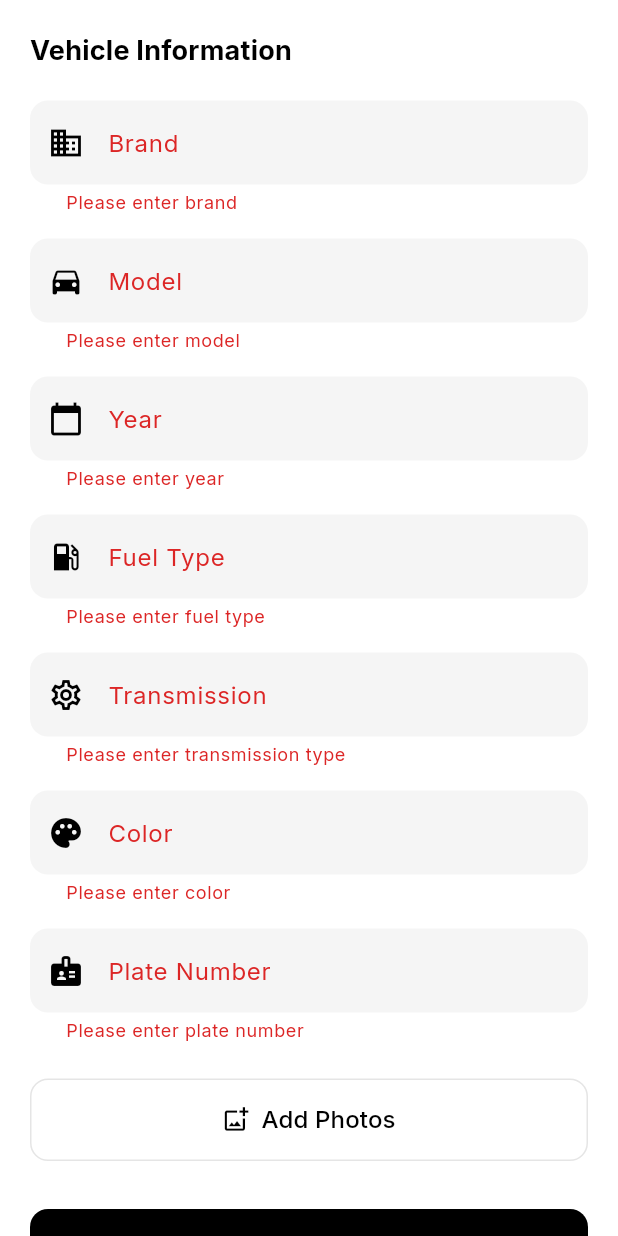
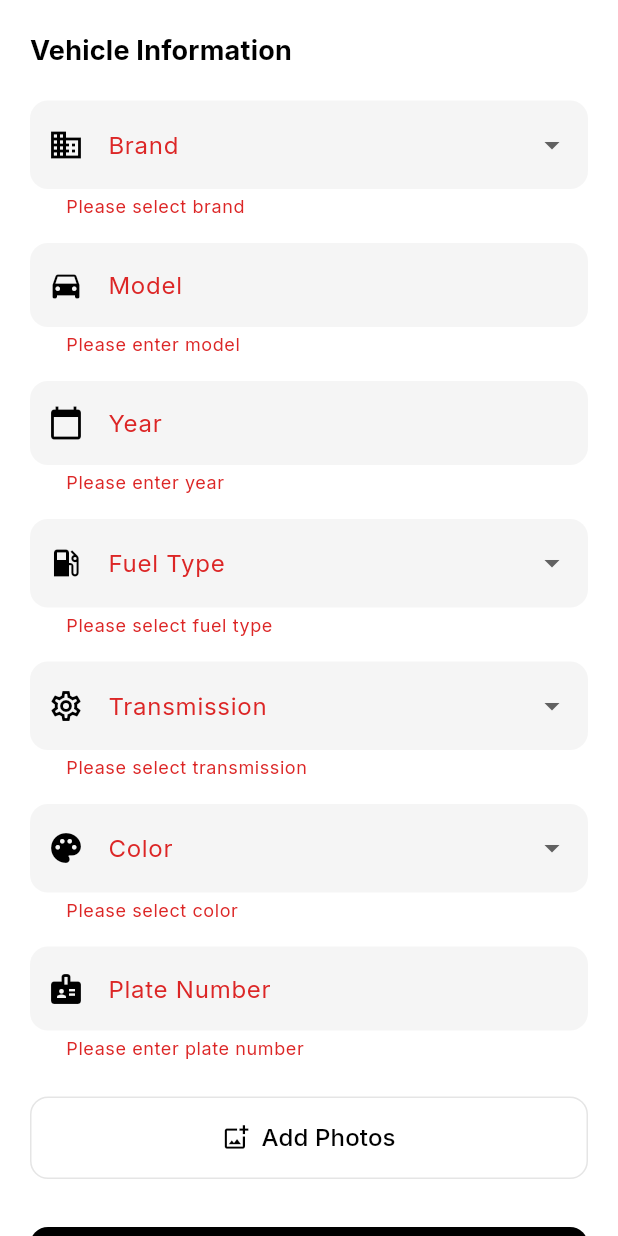
Before and after one commit to Zidan15/Rental_Car_Service_Provider_App, a Flutter app: the AddVehicleScreen widget shown alone on an empty page, opened directly, after a tap on "Submit", on a phone screen of 412 x 824 dp. Run offline on Flutter 3.47's test engine with Material 3 defaults, Android fonts, the phone set to English and light mode, and no system bars; our stand-ins replace fl_chart, google_fonts, supabase_flutter; accounts and stored records are empty.

Commit message:
Implement real-time alerts dashboard and add dropdowns for vehicle entry

```diff
--- a/lib/screens/add_vehicle_screen.dart
+++ b/lib/screens/add_vehicle_screen.dart
@@ -26,14 +26,9 @@ class _AddVehicleScreenState extends State<AddVehicleScreen> {
 
   @override
   void dispose() {
-    _brandController.dispose();
     _modelController.dispose();
     _yearController.dispose();
-    _fuelTypeController.dispose();
-    _transmissionController.dispose();
-    _colorController.dispose();
     _plateController.dispose();
-
     super.dispose();
   }
 
@@ -44,27 +39,23 @@ class _AddVehicleScreenState extends State<AddVehicleScreen> {
       });
 
       try {
-        // Create a new Vehicle object
-        // Note: We generate a temporary ID here, but Supabase might handle it if we omitted it.
-        // However, the Vehicle model requires an ID.
-        // Ideally, we should let the DB generate it, but for now we'll generate a UUID.
         final newVehicle = Vehicle(
           id: const Uuid().v4(),
-          brand: _brandController.text.trim(),
+          brand: _brandController.text.trim(), // Still using controller text but setting it from dropdown
           model: _modelController.text.trim(),
           year: int.parse(_yearController.text.trim()),
           fuelType: _fuelTypeController.text.trim(),
           transmission: _transmissionController.text.trim(),
           color: _colorController.text.trim(),
           plateNumber: _plateController.text.trim(),
-          status: VehicleStatus.healthy, // Default status
+          status: VehicleStatus.healthy,
           lastReading: DateTime.now(),
           alcoholLevel: 0.0,
           engineTemp: 0.0,
           speed: 0.0,
           latitude: 0.0,
           longitude: 0.0,
-          imageUrl: null, // Placeholder for now
+          imageUrl: null,
         );
 
         await _vehicleService.addVehicle(newVehicle);
@@ -89,18 +80,19 @@ class _AddVehicleScreenState extends State<AddVehicleScreen> {
         _colorController.clear();
         _plateController.clear();
 
+        // Reset dropdown values (controllers must be cleared manually if used, but for dropdowns we might need state vars if we weren't using controllers.
+        // Wait, I will keep controllers and update their text on change, so clear() works fine!)
+
       } on PostgrestException catch (e) {
         if (!mounted) return;
         String errorMessage = 'Error adding vehicle: ${e.message}';
-
         if (e.code == '23505') {
           errorMessage = 'A vehicle with this license plate already exists.';
         }
-
         ScaffoldMessenger.of(context).showSnackBar(
           SnackBar(
-            content: Text(errorMessage),
-            backgroundColor: Theme.of(context).colorScheme.error,
+             content: Text(errorMessage),
+             backgroundColor: Theme.of(context).colorScheme.error,
           ),
         );
       } catch (e) {
@@ -122,9 +114,14 @@ class _AddVehicleScreenState extends State<AddVehicleScreen> {
   }
 
   @override
-  // 💥 NO Scaffold here. Returns only the content.
   Widget build(BuildContext context) {
     final theme = Theme.of(context);
+
+    // Dropdown Lists
+    final brands = ['Toyota', 'Honda', 'Suzuki', 'Hyundai', 'Tata', 'Mahindra', 'Kia', 'BMW', 'Mercedes', 'Audi', 'Other'];
+    final fuelTypes = ['Petrol', 'Diesel', 'Electric', 'Hybrid', 'CNG'];
+    final transmissions = ['Automatic', 'Manual'];
+    final colors = ['White', 'Black', 'Silver', 'Grey', 'Red', 'Blue', 'Green', 'Yellow', 'Other'];
 
     return Form(
       key: _formKey,
@@ -138,21 +135,26 @@ class _AddVehicleScreenState extends State<AddVehicleScreen> {
             ),
           ),
           const SizedBox(height: 20),
-          TextFormField(
-            controller: _brandController,
+
+          // BRAND DROPDOWN
+          DropdownButtonFormField<String>(
             decoration: const InputDecoration(
               labelText: 'Brand',
-              hintText: 'e.g., Toyota',
               prefixIcon: Icon(Icons.business),
             ),
-            validator: (value) {
-              if (value == null || value.isEmpty) {
-                return 'Please enter brand';
-              }
-              return null;
+            items: brands.map((String value) {
+              return DropdownMenuItem<String>(
+                value: value,
+                child: Text(value),
+              );
+            }).toList(),
+            onChanged: (val) {
+              _brandController.text = val ?? '';
             },
+            validator: (value) => _brandController.text.isEmpty ? 'Please select brand' : null,
           ),
           const SizedBox(height: 16),
+
           TextFormField(
             controller: _modelController,
             decoration: const InputDecoration(
@@ -160,14 +162,10 @@ class _AddVehicleScreenState extends State<AddVehicleScreen> {
               hintText: 'e.g., Corolla',
               prefixIcon: Icon(Icons.directions_car),
             ),
-            validator: (value) {
-              if (value == null || value.isEmpty) {
-                return 'Please enter model';
-              }
-              return null;
-            },
+            validator: (value) => value?.isEmpty ?? true ? 'Please enter model' : null,
           ),
           const SizedBox(height: 16),
+
           TextFormField(
             controller: _yearController,
             decoration: const InputDecoration(
@@ -177,9 +175,7 @@ class _AddVehicleScreenState extends State<AddVehicleScreen> {
             ),
             keyboardType: TextInputType.number,
             validator: (value) {
-              if (value == null || value.isEmpty) {
-                return 'Please enter year';
-              }
+              if (value == null || value.isEmpty) return 'Please enter year';
               final year = int.tryParse(value);
               if (year == null || year < 1900 || year > DateTime.now().year + 1) {
                 return 'Please enter a valid year';
@@ -188,54 +184,67 @@ class _AddVehicleScreenState extends State<AddVehicleScreen> {
             },
           ),
           const SizedBox(height: 16),
-          TextFormField(
-            controller: _fuelTypeController,
+
+          // FUEL TYPE DROPDOWN
+          DropdownButtonFormField<String>(
             decoration: const InputDecoration(
               labelText: 'Fuel Type',
-              hintText: 'e.g., Petrol, Diesel, Electric',
               prefixIcon: Icon(Icons.local_gas_station),
             ),
-            validator: (value) {
-              if (value == null || value.isEmpty) {
-                return 'Please enter fuel type';
-              }
-              return null;
+            items: fuelTypes.map((String value) {
+              return DropdownMenuItem<String>(
+                value: value,
+                child: Text(value),
+              );
+            }).toList(),
+            onChanged: (val) {
+              _fuelTypeController.text = val ?? '';
             },
-          ),
-
-          // ✅ NEW TRANSMISSION FIELD
-          const SizedBox(height: 16),
-          TextFormField(
-            controller: _transmissionController,
-            decoration: const InputDecoration(
-              labelText: 'Transmission',
-              hintText: 'e.g., Automatic, Manual',
-              prefixIcon: Icon(Icons.settings_outlined), // Common icon for transmission
-            ),
-            validator: (value) {
-              if (value == null || value.isEmpty) {
-                return 'Please enter transmission type';
-              }
-              return null;
-            },
+            validator: (value) => _fuelTypeController.text.isEmpty ? 'Please select fuel type' : null,
           ),
 
           const SizedBox(height: 16),
-          TextFormField(
-            controller: _colorController,
+
+          // TRANSMISSION DROPDOWN
+          DropdownButtonFormField<String>(
+            decoration: const InputDecoration(
+              labelText: 'Transmission',
+              prefixIcon: Icon(Icons.settings_outlined),
+            ),
+            items: transmissions.map((String value) {
+              return DropdownMenuItem<String>(
+                value: value,
+                child: Text(value),
+              );
+            }).toList(),
+            onChanged: (val) {
+              _transmissionController.text = val ?? '';
+            },
+            validator: (value) => _transmissionController.text.isEmpty ? 'Please select transmission' : null,
+          ),
+
+          const SizedBox(height: 16),
+
+          // COLOR DROPDOWN
+          DropdownButtonFormField<String>(
             decoration: const InputDecoration(
               labelText: 'Color',
-              hintText: 'e.g., White, Black, Silver',
               prefixIcon: Icon(Icons.palette),
             ),
-            validator: (value) {
-              if (value == null || value.isEmpty) {
-                return 'Please enter color';
-              }
-              return null;
+            items: colors.map((String value) {
+              return DropdownMenuItem<String>(
+                value: value,
+                child: Text(value),
+              );
+            }).toList(),
+            onChanged: (val) {
+              _colorController.text = val ?? '';
             },
+            validator: (value) => _colorController.text.isEmpty ? 'Please select color' : null,
           ),
+
           const SizedBox(height: 16),
+
           TextFormField(
             controller: _plateController,
             decoration: const InputDecoration(
@@ -243,12 +252,7 @@ class _AddVehicleScreenState extends State<AddVehicleScreen> {
               hintText: 'e.g., GA-01-AB-1234',
               prefixIcon: Icon(Icons.badge),
             ),
-            validator: (value) {
-              if (value == null || value.isEmpty) {
-                return 'Please enter plate number';
-              }
-              return null;
-            },
+            validator: (value) => value?.isEmpty ?? true ? 'Please enter plate number' : null,
           ),
 
           const SizedBox(height: 24),
--- a/lib/screens/fleet_screen.dart
+++ b/lib/screens/fleet_screen.dart
@@ -183,12 +183,29 @@ class _FleetScreenState extends State<FleetScreen> {
                           Expanded(
                             child: GestureDetector(
                               onTap: widget.onAlertsTap,
-                              child: KPICard(
-                                title: 'Active Alerts',
-                                // --- 8. USE REAL DATA ---
-                                value: '$_activeAlerts', // Uses real alert count
-                                icon: Icons.warning_amber,
-                                color: const Color.fromARGB(255, 245, 11, 11),
+                              child: StreamBuilder<List<dynamic>>(
+                                // Listen to the real-time stream of alerts to get the count
+                                stream: _alertService.getAlertsStream(),
+                                builder: (context, snapshot) {
+                                  // Default to 0 if waiting or error
+                                  int count = 0;
+                                  if (snapshot.hasData) {
+                                    // Filter for unacknowledged alerts
+                                    count = snapshot.data!.where((a) => !a.acknowledged).length;
+                                  } else if (snapshot.hasError) {
+                                    count = 0; // Or indicate error
+                                  } else {
+                                     // If we are waiting for the first stream event, use the initial fetched value if available
+                                     count = _activeAlerts;
+                                  }
+
+                                  return KPICard(
+                                    title: 'Active Alerts',
+                                    value: '$count',
+                                    icon: Icons.warning_amber,
+                                    color: const Color.fromARGB(255, 245, 11, 11),
+                                  );
+                                }
                               ),
                             ),
                           ),
```
